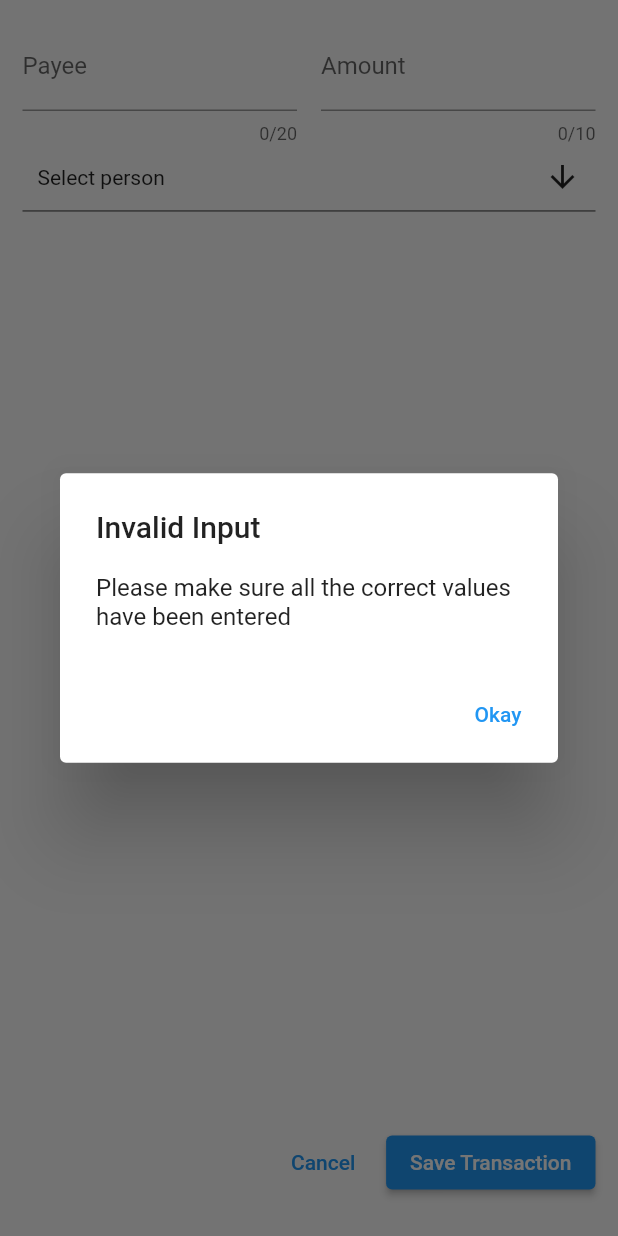
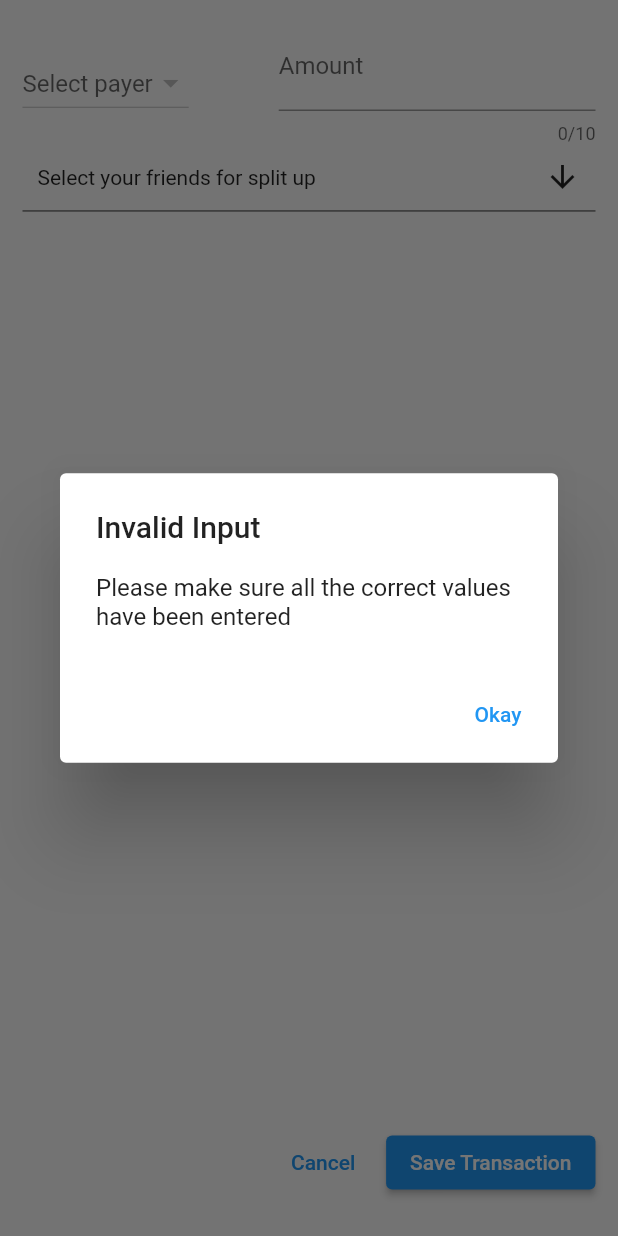
Before and after one commit to aryapanja/split_bill, a Flutter app: the NewTransaction widget shown alone on an empty page, opened directly with empty values, after a tap on "Save Transaction", on a phone screen of 412 x 824 dp. Run offline on Flutter 3.47's test engine with Material 2 defaults, Android fonts, the phone set to English and light mode, and no system bars; drawn by our look-alikes of multi_select_flutter; our stand-ins replace sqflite; missing offline and left inert: selectable_list; accounts and stored records are empty.

```diff
--- a/lib/SplittingStart.dart
+++ b/lib/SplittingStart.dart
@@ -24,7 +24,10 @@ class _SplittingStartState extends State<SplittingStart> {
   initState() {
     super.initState();
     refreshTransactions();
-    //refreshPersons();
+    setState(() {
+      createSummary();
+      refreshPersons();
+    });
   }
 
   void refreshTransactions() async {
@@ -174,7 +177,7 @@ class _SplittingStartState extends State<SplittingStart> {
           Container(
             margin: const EdgeInsets.all(10),
             height: 100,
-            width:double.infinity,
+            width: double.infinity,
             decoration: BoxDecoration(
               border: Border.all(
                   color: const Color.fromARGB(118, 87, 132, 208), width: 2),
@@ -238,7 +241,8 @@ class _SplittingStartState extends State<SplittingStart> {
                     Navigator.push(
                       context,
                       MaterialPageRoute(
-                        builder: (context) => ResultScreen(result: widget.groupedPeople),
+                        builder: (context) =>
+                            ResultScreen(result: widget.groupedPeople),
                       ),
                     );
                   },
--- a/lib/addTransaction/new_transaction.dart
+++ b/lib/addTransaction/new_transaction.dart
@@ -1,13 +1,13 @@
 import 'package:flutter/material.dart';
-import 'package:multi_select_flutter/dialog/multi_select_dialog_field.dart';
 import 'package:multi_select_flutter/multi_select_flutter.dart';
+import 'package:selectable_list/selectable_list.dart';
 import '../transaction.dart';
 
 class NewTransaction extends StatefulWidget {
   final List<Map<String, dynamic>> totalPeople;
   final void Function(Transactions t) onAddTransaction;
 
-  NewTransaction({
+  const NewTransaction({
     required this.totalPeople,
     required this.onAddTransaction,
     Key? key,
@@ -22,6 +22,7 @@ class _NewTransactionState extends State<NewTransaction> {
   final _amountController = TextEditingController();
   List<String> temp = [];
   List<String> tempSelect = [];
+  String? payee;
 
   @override
   void dispose() {
@@ -34,7 +35,7 @@ class _NewTransactionState extends State<NewTransaction> {
     final amt = double.tryParse(_amountController.text);
 
     final isValidAmt = amt == null || amt <= 0;
-    if (_nameController.text.trim().isEmpty ||
+    if (
         isValidAmt ||
         tempSelect.isEmpty) {
       showDialog(
@@ -68,7 +69,7 @@ class _NewTransactionState extends State<NewTransaction> {
 
     widget.onAddTransaction(
       Transactions(
-        name: _nameController.text,
+        name: payee!,
         pay: amt,
         selected: getPeople(tempSelect),
       ),
@@ -87,19 +88,32 @@ class _NewTransactionState extends State<NewTransaction> {
         children: [
           Row(
             children: [
+              DropdownButton(
+                hint: const Text('Select payer'),
+                value: payee,
+                items: temp
+                    .map(
+                      (e) => DropdownMenuItem(
+                        value: e,
+                        child: Text(
+                          e,
+                        ),
+                      ),
+                    )
+                    .toList(),
+                onChanged: (value) {
+                  if (value == null) {
+                    return;
+                  }
+                  setState(() {
+                    payee = value.toString();
+                  });
+                },
+              ),
+              const SizedBox(width: 60),
               Expanded(
                 child: TextField(
-                  controller: _nameController,
-                  maxLength: 20,
-                  keyboardType: TextInputType.text,
-                  decoration: const InputDecoration(
-                    labelText: 'Payee',
-                  ),
-                ),
-              ),
-              const SizedBox(width: 16),
-              Expanded(
-                child: TextField(
+                  keyboardType: TextInputType.number,
                   controller: _amountController,
                   maxLength: 10,
                   decoration: const InputDecoration(
@@ -118,7 +132,9 @@ class _NewTransactionState extends State<NewTransaction> {
                 tempSelect = values;
               });
             },
-            buttonText: const Text("Select person"),
+            buttonText: tempSelect.isEmpty
+                ? const Text("Select your friends for split up")
+                : const Text("Selected people"),
           ),
           const Spacer(),
           Row(
--- a/pubspec.yaml
+++ b/pubspec.yaml
@@ -38,6 +38,7 @@ dependencies:
   sqflite: ^2.2.8+4
   path: ^1.8.2
   multiselect: ^0.1.0
+  selectable_list: ^0.1.1
 
 dev_dependencies:
   flutter_test:
```
Also changed, not shown: pubspec.lock.
